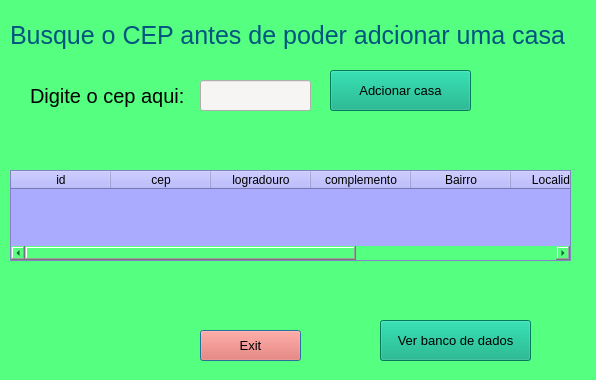
Qt form CEP/dialog.ui (sarsey-walker/PyQt5) before a commit.
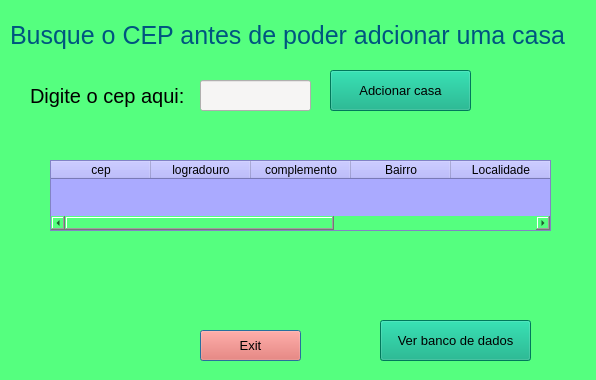
The same form after that commit.

The edit to the form file:
```diff
--- a/CEP/dialog.ui
+++ b/CEP/dialog.ui
@@ -55,29 +55,20 @@
    </property>
   </widget>
   <widget class="QTableWidget" name="tableWidget">
+   <property name="enabled">
+    <bool>true</bool>
+   </property>
    <property name="geometry">
     <rect>
-     <x>10</x>
-     <y>170</y>
-     <width>561</width>
-     <height>91</height>
+     <x>50</x>
+     <y>160</y>
+     <width>501</width>
+     <height>71</height>
     </rect>
    </property>
    <property name="styleSheet">
     <string notr="true">background-color: rgb(170, 170, 255);</string>
    </property>
-   <column>
-    <property name="text">
-     <string>id</string>
-    </property>
-    <property name="background">
-     <color>
-      <red>246</red>
-      <green>211</green>
-      <blue>45</blue>
-     </color>
-    </property>
-   </column>
    <column>
     <property name="text">
      <string>cep</string>
```
